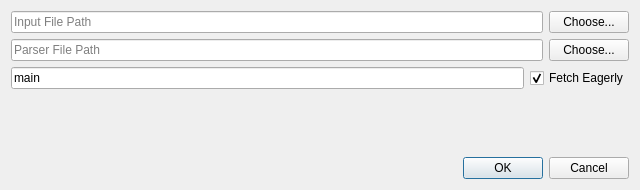
First picture: the form in tools/ylliab/newtab.ui, repository 8051Enthusiast/yabo, before the edit.
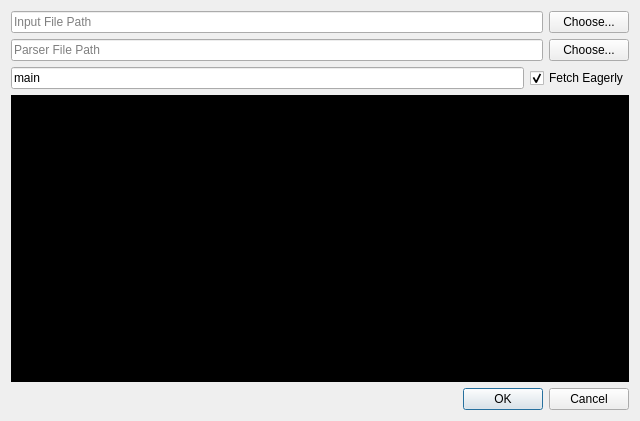
Second picture: the form after the edit. Custom widgets are drawn as their Qt base class.

Patch:
```diff
--- a/tools/ylliab/newtab.ui
+++ b/tools/ylliab/newtab.ui
@@ -7,7 +7,7 @@
     <x>0</x>
     <y>0</y>
     <width>640</width>
-    <height>190</height>
+    <height>421</height>
    </rect>
   </property>
   <property name="windowTitle">
@@ -78,17 +78,20 @@
     </layout>
    </item>
    <item>
-    <spacer name="verticalSpacer">
-     <property name="orientation">
-      <enum>Qt::Vertical</enum>
+    <widget class="CompilerErrorView" name="errors">
+     <property name="font">
+      <font>
+       <pointsize>11</pointsize>
+      </font>
      </property>
-     <property name="sizeHint" stdset="0">
-      <size>
-       <width>20</width>
-       <height>329</height>
-      </size>
+     <property name="styleSheet">
+      <string notr="true">background-color: rgb(0, 0, 0);
+color: rgb(255, 255, 255);</string>
      </property>
-    </spacer>
+     <property name="readOnly">
+      <bool>true</bool>
+     </property>
+    </widget>
    </item>
    <item>
     <widget class="QDialogButtonBox" name="buttonBox">
@@ -102,6 +105,13 @@
    </item>
   </layout>
  </widget>
+ <customwidgets>
+  <customwidget>
+   <class>CompilerErrorView</class>
+   <extends>QTextEdit</extends>
+   <header>compiler_error_view.hpp</header>
+  </customwidget>
+ </customwidgets>
  <resources/>
  <connections>
   <connection>
```
